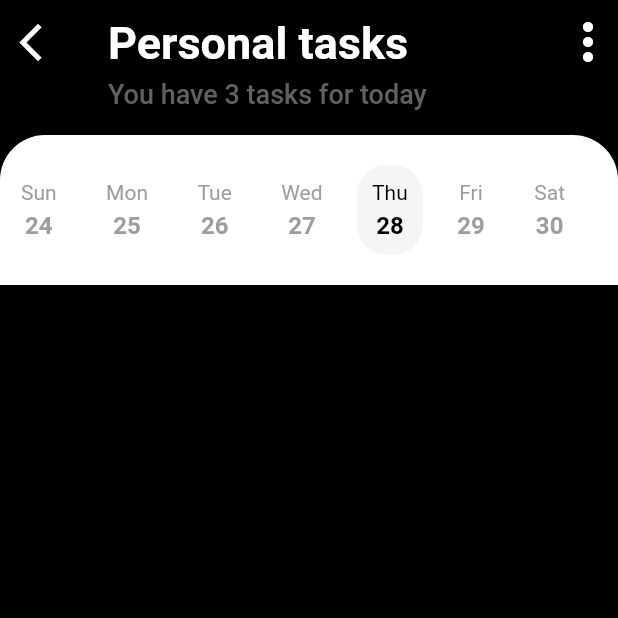
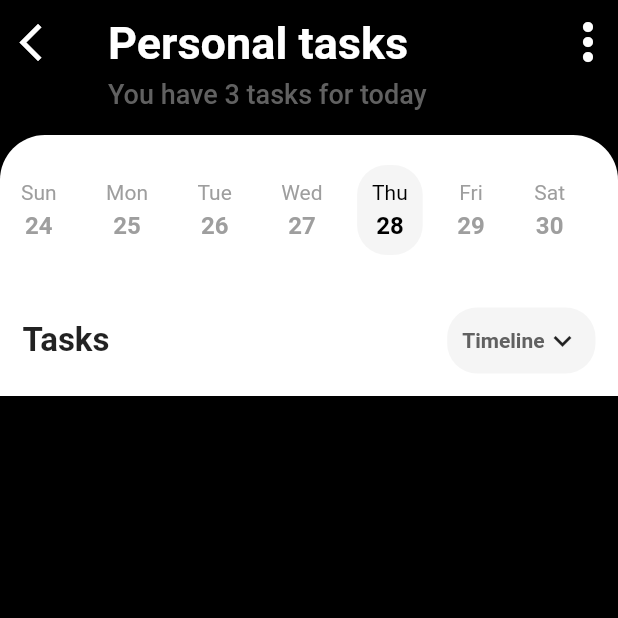
Before and after one commit to padfoot-16/Task-managment-ui, a Flutter app: the screen it shows after launch, after a tap on "Personal", on a phone screen of 412 x 824 dp, the top half of it. Run offline on Flutter 3.47's test engine with Material 2 defaults, Android fonts, the phone set to English and light mode, and no system bars; our stand-ins replace dotted_border.

Commit message:
task title done

```diff
--- a/lib/screens/detail/detail.dart
+++ b/lib/screens/detail/detail.dart
@@ -3,6 +3,7 @@
 import 'package:flutter/material.dart';
 import 'package:managmentui/models/tasks_model.dart';
 import 'package:managmentui/screens/detail/widgets/datepicker.dart';
+import 'package:managmentui/screens/detail/widgets/tasktitle.dart';
 
 class DetailPage extends StatelessWidget {
   final Task task;
@@ -26,7 +27,8 @@ class DetailPage extends StatelessWidget {
               child:Column(
                 crossAxisAlignment: CrossAxisAlignment.start,
                 children: [
-                  Datepicker()
+                  Datepicker(),
+                  Tasktitle(),
               ]) ,
             ),
           )
--- /dev/null
+++ b/lib/screens/detail/widgets/tasktitle.dart
@@ -0,0 +1,37 @@
+
+
+import 'package:flutter/material.dart';
+
+class Tasktitle extends StatelessWidget {
+
+  @override
+  Widget build(BuildContext context) {
+    return Container(
+      padding: EdgeInsets.all(15),
+      child: Row(
+        mainAxisAlignment: MainAxisAlignment.spaceBetween,
+        children: [
+          Text('Tasks',
+          style: TextStyle(
+            fontSize: 22,
+            fontWeight: FontWeight.bold
+          ),),
+          Container(
+            padding: EdgeInsets.all(10),
+            decoration: BoxDecoration(
+              color: Colors.grey.withOpacity(0.1),
+              borderRadius: BorderRadius.circular(20)
+            ),
+           child: Row(children: [
+            Text('Timeline',
+            style: TextStyle(
+                color: Colors.grey[700],
+                fontWeight: FontWeight.bold
+            ),),
+            Icon(Icons.keyboard_arrow_down_outlined)
+            ],)
+          )
+      ]),
+    );
+  }
+}
```
